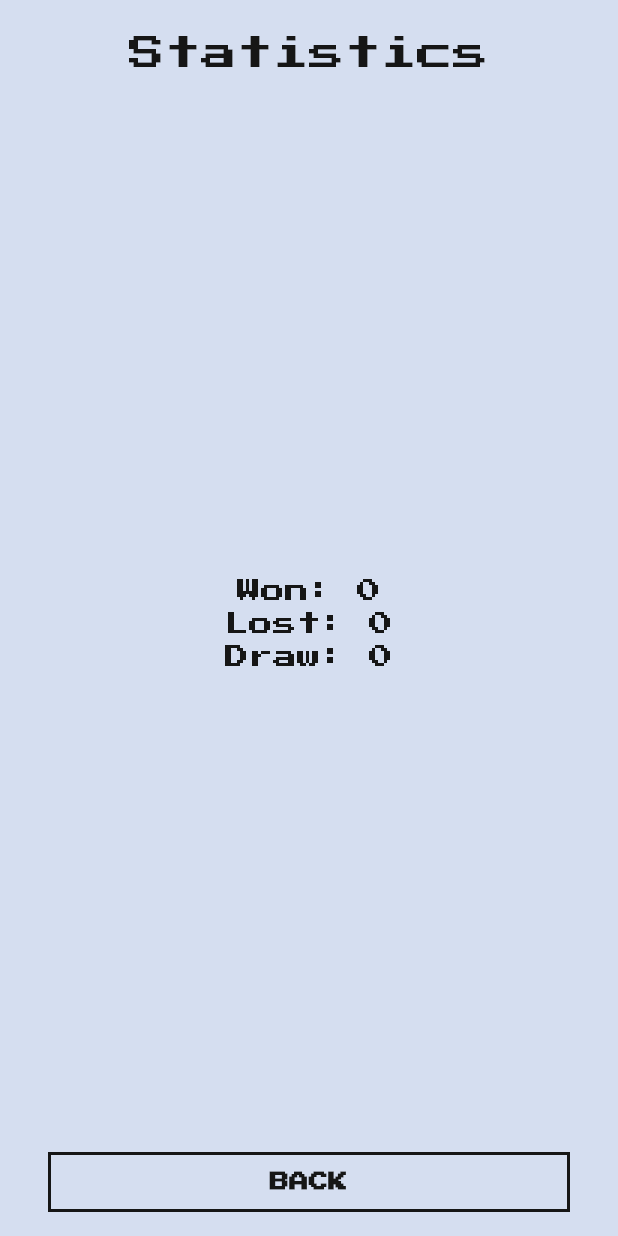
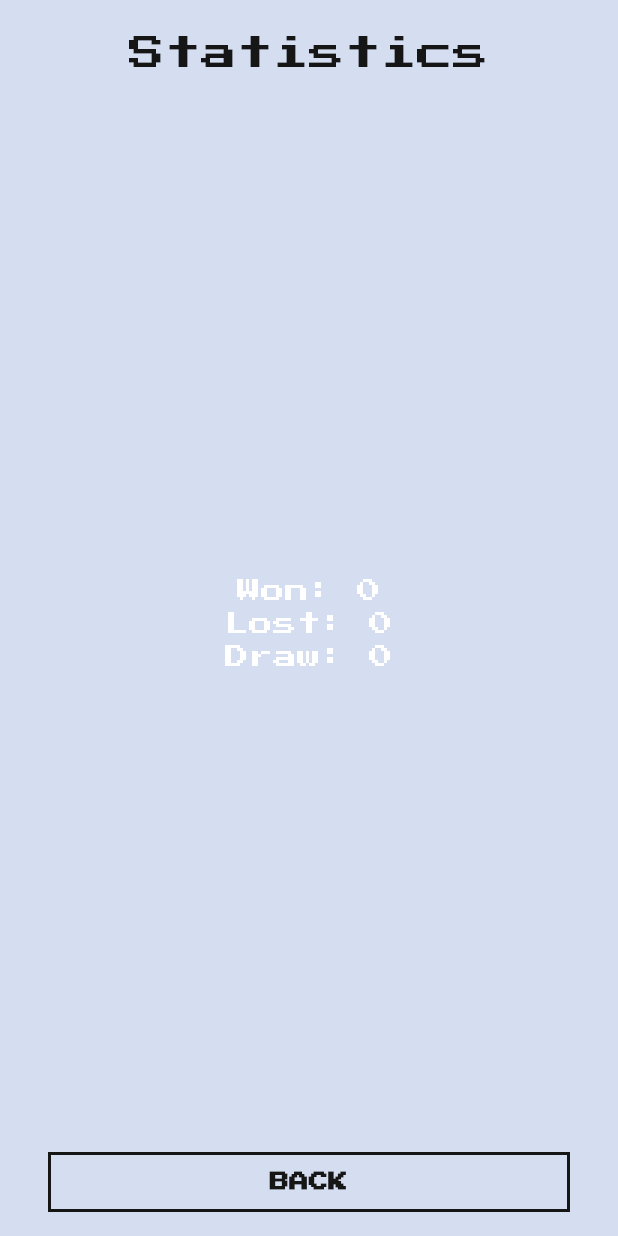
Before and after one commit to cosinusg/flutter_fight_club, a Flutter app: the _StatisticsPageContent screen opened directly, on a phone screen of 412 x 824 dp. Run offline on Flutter 3.47's test engine with Material 2 defaults, Android fonts, the phone set to English and light mode, and no system bars; our stand-ins replace google_fonts, shared_preferences; accounts and stored records are empty.

Commit message:
3 commit

```diff
--- a/lib/pages/statistics_page.dart
+++ b/lib/pages/statistics_page.dart
@@ -50,19 +50,19 @@ class _StatisticsPageContent extends StatelessWidget {
                       Text('Won: ${sp.getInt("stats_won") ?? 0}',
                           style: TextStyle(
                             fontSize: 16,
-                            color: FightClubColors.darkGreyText,
+                            color: Color(0xffffffff),
                           )),
                       SizedBox(height: 6,),
                       Text('Lost: ${sp.getInt("stats_lost") ?? 0}',
                           style: TextStyle(
                             fontSize: 16,
-                            color: FightClubColors.darkGreyText,
+                            color: Color(0xffffffff),
                           )),
                       SizedBox(height: 6,),
                       Text('Draw: ${sp.getInt("stats_draw") ?? 0}',
                           style: TextStyle(
                             fontSize: 16,
-                            color: FightClubColors.darkGreyText,
+                            color: Color(0xffffffff),
                           )),
                     ],
                   );
```
